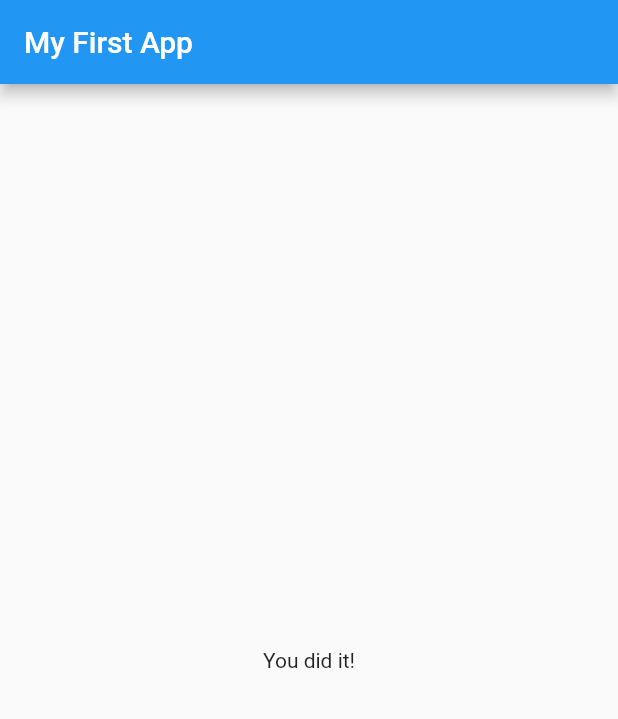
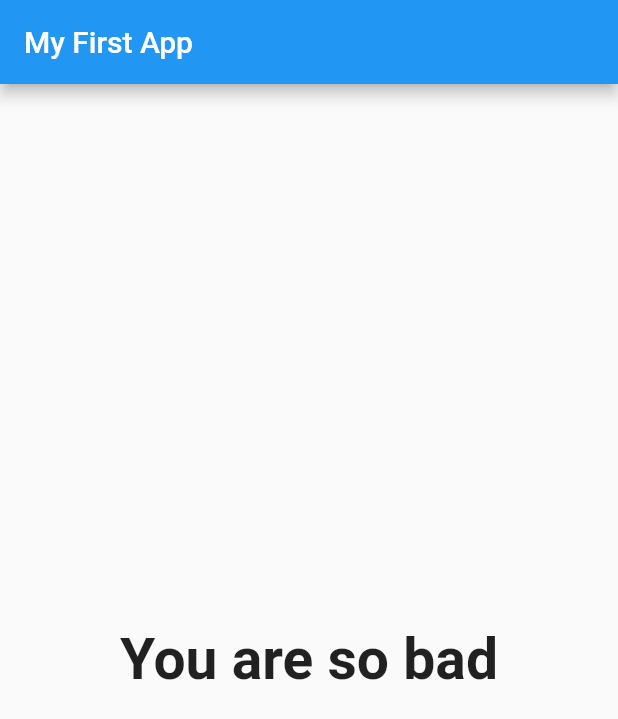
Before and after one commit to Leekiseong02/DartStudy, a Flutter app: the screen it shows after launch, after a tap on "Red", after a tap on "Strawberry", after a tap on "10cm", on a phone screen of 412 x 824 dp. Shown: the top 719 px of the screen. Run offline on Flutter 3.47's test engine with Material 2 defaults, Android fonts, the phone set to English and light mode, and no system bars.

Commit message:
Result
Get , else if

```diff
--- a/lib/main.dart
+++ b/lib/main.dart
@@ -63,7 +63,7 @@ class MyAppState extends State<MyApp> {
                 questionFunction: questionFunction,
                 questionNumber: _questionNumber,
               )
-            : Result(),
+            : Result(_totalScore),
         appBar: AppBar(
           title: Text('My First App'),
         ),
--- a/lib/result.dart
+++ b/lib/result.dart
@@ -1,10 +1,31 @@
 import 'package:flutter/material.dart';
 
 class Result extends StatelessWidget {
+  final resultScore;
+  Result(this.resultScore);
+
+  String get resultPhrase {
+    String resultText = 'You did it!';
+    if (resultScore <= 16) {
+      resultText = 'You are awesome and innocent!';
+    } else if (resultScore <= 18) {
+      resultText = 'Pretty likeable!';
+    } else if (resultScore <= 20) {
+      resultText = 'You are ... strange ?';
+    } else {
+      resultText = 'You are so bad';
+    }
+    return resultText;
+  }
+
   @override
   Widget build(BuildContext context) {
     return Center(
-      child: Text('You did it!'),
+      child: Text(
+        resultPhrase,
+        style: TextStyle(fontSize: 38, fontWeight: FontWeight.bold),
+        textAlign: TextAlign.center,
+      ),
     );
   }
 }
```
